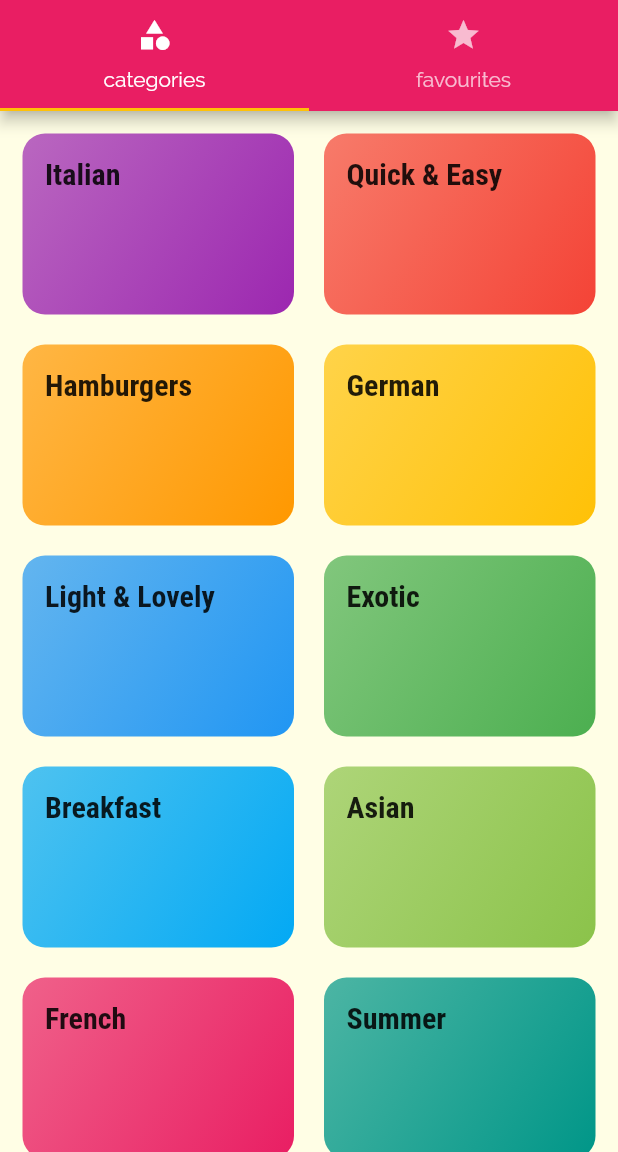
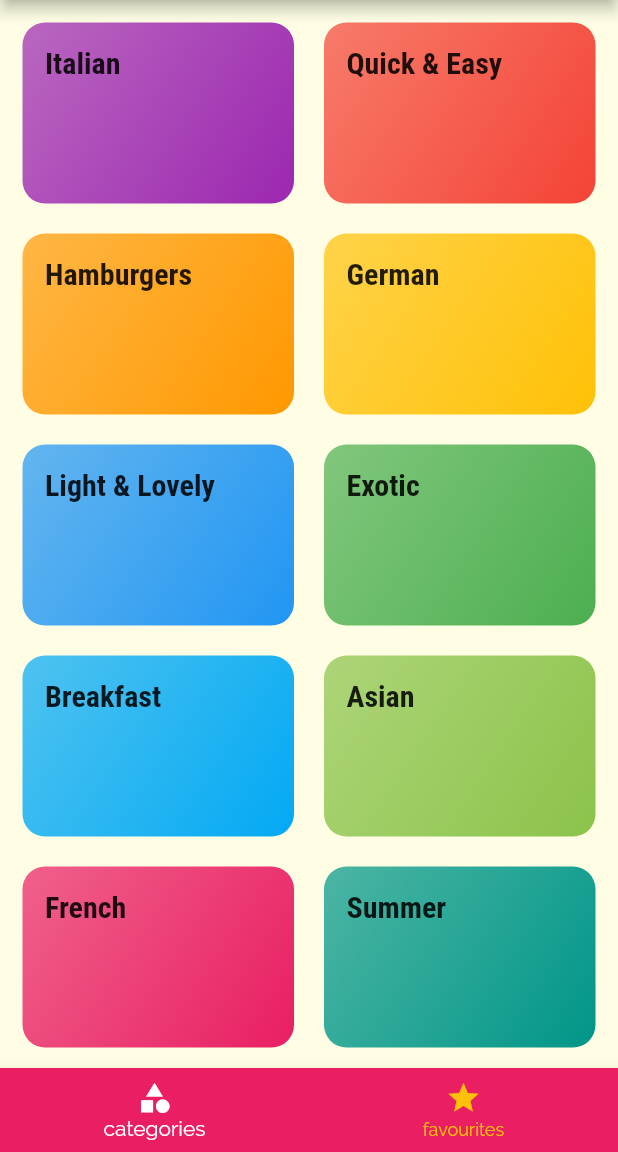
Before and after one commit to Isaacobuya5/meals_mobile_app, a Flutter app: the screen it shows after launch, on a phone screen of 412 x 824 dp, the part 84-1236 px from its top. Run offline on Flutter 3.47's test engine with Material 2 defaults, Android fonts, the phone set to English and light mode, and no system bars.

```diff
--- a/lib/screens/tabs_screen.dart
+++ b/lib/screens/tabs_screen.dart
@@ -9,33 +9,46 @@ class TabsScreen extends StatefulWidget {
 }
 
 class _TabsScreenState extends State<TabsScreen> {
+  final List<Widget> _pages = [
+    Categories(),
+    Favourites()
+  ];
+
+  int _selectedIndex = 0;
+
+  void _selectedPage(int index) {
+    setState(() {
+      _selectedIndex = index;
+    });
+  }
   @override
   Widget build(BuildContext context) {
-    return DefaultTabController(
-      length: 2,
-      child: Scaffold(
+    return Scaffold(
         appBar: AppBar(
           title: Text('Meals'),
-          bottom: TabBar(
-            tabs: <Widget> [
-              Tab(
-                icon: Icon(Icons.category),
-                text: 'categories',
+            ),
+        body: _pages[_selectedIndex],
+        bottomNavigationBar: BottomNavigationBar(
+          onTap: _selectedPage,
+          items: [
+            BottomNavigationBarItem(
+              icon: Icon(
+                Icons.category
               ),
-              Tab(
-                icon: Icon(Icons.star),
-                text: 'favourites',
+              title: Text('categories')
+              ),
+                        BottomNavigationBarItem(
+              icon: Icon(
+                Icons.star
+              ),
+              title: Text('favourites')
               )
-            ]
-            ),
-            ),
-        body: TabBarView(
-          children: <Widget> [
-             Categories(),
-             Favourites(),
-          ]
+          ],
+          backgroundColor: Theme.of(context).primaryColor,
+          selectedItemColor: Colors.white,
+          currentIndex: _selectedIndex,
+          unselectedItemColor: Theme.of(context).accentColor,
           ),
-      )
       );
   }
 }
--- /dev/null
+++ b/lib/screens/tabs_screen1.dart
@@ -0,0 +1,41 @@
+import 'package:flutter/material.dart';
+
+import './categories.dart';
+import './favourites.dart';
+
+class TabsScreen extends StatefulWidget {
+  @override
+  _TabsScreenState createState() => _TabsScreenState();
+}
+
+class _TabsScreenState extends State<TabsScreen> {
+  @override
+  Widget build(BuildContext context) {
+    return DefaultTabController(
+      length: 2,
+      child: Scaffold(
+        appBar: AppBar(
+          title: Text('Meals'),
+          bottom: TabBar(
+            tabs: <Widget> [
+              Tab(
+                icon: Icon(Icons.category),
+                text: 'categories',
+              ),
+              Tab(
+                icon: Icon(Icons.star),
+                text: 'favourites',
+              )
+            ]
+            ),
+            ),
+        body: TabBarView(
+          children: <Widget> [
+             Categories(),
+             Favourites(),
+          ]
+          ),
+      )
+      );
+  }
+}
```
